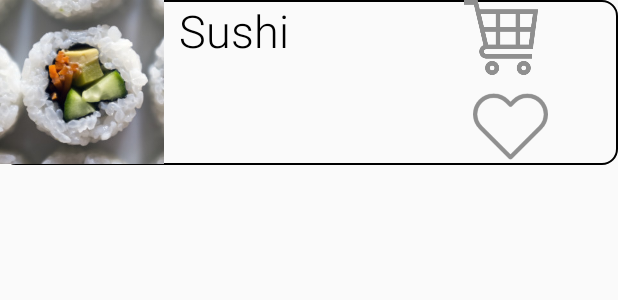
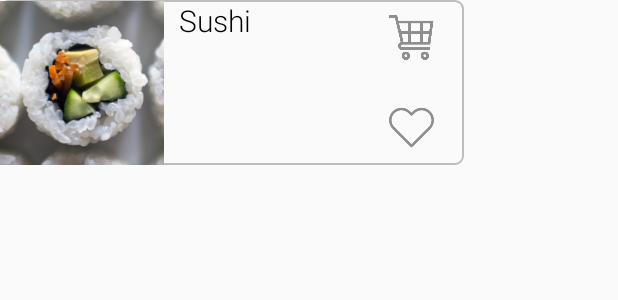
Before and after one commit to JavaCoffeeBean/Munchiez, an Android app: the layout layout_listitem.xml on its own in the app's theme, with its tools: preview values and no code run, on a phone screen of 412 x 824 dp. Shown: the top 300 px of the screen. Run offline under Robolectric (Android 15) with nearby library versions, the phone set to English and light mode, and no system bars.

Commit message:
finished recyclerview

```diff
--- a/app/src/main/AndroidManifest.xml
+++ b/app/src/main/AndroidManifest.xml
@@ -16,6 +16,7 @@
             <intent-filter>
                 <action android:name="android.intent.action.MAIN" />
 
+
                 <category android:name="android.intent.category.LAUNCHER" />
             </intent-filter>
         </activity>
--- a/app/src/main/res/drawable/recyclerview_shape.xml
+++ b/app/src/main/res/drawable/recyclerview_shape.xml
@@ -2,14 +2,14 @@
     android:shape="rectangle">
 
     <corners
-        android:bottomLeftRadius="10dp"
-        android:bottomRightRadius="10dp"
-        android:topLeftRadius="10dp"
-        android:topRightRadius="10dp"/>
+        android:bottomLeftRadius="5dp"
+        android:bottomRightRadius="5dp"
+        android:topLeftRadius="5dp"
+        android:topRightRadius="5dp"/>
 
     <stroke
         android:width="1dp"
-        android:color="@color/black"/>
+        android:color="@color/grey_light"/>
 
 
 </shape>
--- a/app/src/main/res/layout/layout_listitem.xml
+++ b/app/src/main/res/layout/layout_listitem.xml
@@ -1,44 +1,52 @@
 <?xml version="1.0" encoding="utf-8"?>
 <RelativeLayout xmlns:android="http://schemas.android.com/apk/res/android"
-    android:layout_width="match_parent" android:layout_height="110dp"
+    android:layout_width="wrap_content" android:layout_height="110dp"
     android:background="@drawable/recyclerview_shape"
-    android:id="@+id/parent_layout1">
+    android:id="@+id/parent_layout1"
+    android:layout_marginBottom="30dp">
 
     <ImageView
         android:id="@+id/recipe_image"
         android:layout_width="109dp"
-        android:layout_height="109dp"
+        android:layout_height="match_parent"
         android:src="@drawable/sushi"
-        android:background="@drawable/recyclerview_shape"/>
+        android:background="@drawable/recyclerview_shape" />
 
     <TextView
         android:id="@+id/recipe_name"
-        android:layout_width="180dp"
+        android:layout_width="140dp"
         android:layout_height="wrap_content"
         android:text="Sushi"
         android:layout_toRightOf="@id/recipe_image"
-        android:textSize="30sp"
+        android:textSize="20sp"
         android:textColor="@color/black"
         android:layout_marginLeft="10dp"
         android:fontFamily="sans-serif-light"/>
 
     <ImageButton
+        android:layout_marginBottom="10dp"
         android:id="@+id/favorite_button"
-        android:layout_width="50dp"
-        android:layout_height="50dp"
+        android:layout_width="30dp"
+        android:layout_height="30dp"
         android:layout_alignBottom="@id/recipe_image"
         android:background="@drawable/heart_icon"
-        android:layout_marginLeft="315dp"
+        android:layout_toEndOf="@id/recipe_name"
         android:backgroundTint="@color/grey"/>
 
     <ImageButton
+        android:layout_marginTop="10dp"
         android:id="@+id/cart_button"
-        android:layout_width="50dp"
-        android:layout_height="50dp"
+        android:layout_width="30dp"
+        android:layout_height="30dp"
         android:background="@drawable/cart_icon"
-        android:layout_toRightOf="@id/recipe_image"
-        android:layout_marginLeft="200dp"
-        android:layout_marginRight="10dp"
+        android:layout_toRightOf="@id/recipe_name"
         android:backgroundTint="@color/grey"/>
 
+    <RelativeLayout
+        android:layout_marginRight="20dp"
+        android:id="@+id/filer_layout"
+        android:layout_width="wrap_content"
+        android:layout_height="match_parent"
+        android:layout_toRightOf="@id/favorite_button"/>
+
 </RelativeLayout>
--- a/app/src/main/res/values/colors.xml
+++ b/app/src/main/res/values/colors.xml
@@ -6,4 +6,5 @@
     <color name="white">#FFFFFF</color>
     <color name="grey">#8F8F8F</color>
     <color name="black">#000000</color>
+    <color name="grey_light">#BDBDBD</color>
 </resources>
```
Also changed, not shown: app/src/main/java/com/example/android/munchiez/MainActivity.java (+25 -3 lines), app/src/main/java/com/example/android/munchiez/RecyclerViewAdapter.java (+9 -1 lines), app/src/main/res/layout/home_page.xml (+12 -9 lines).
